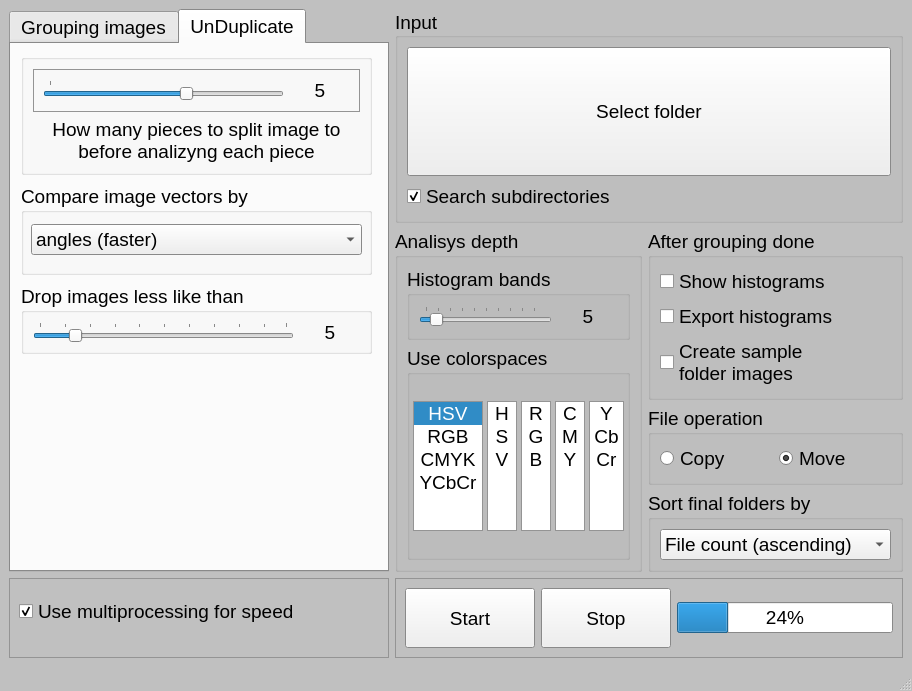
Old version of the form VisImSorter.ui in the repository FuhrerStein/VisImSorter2.
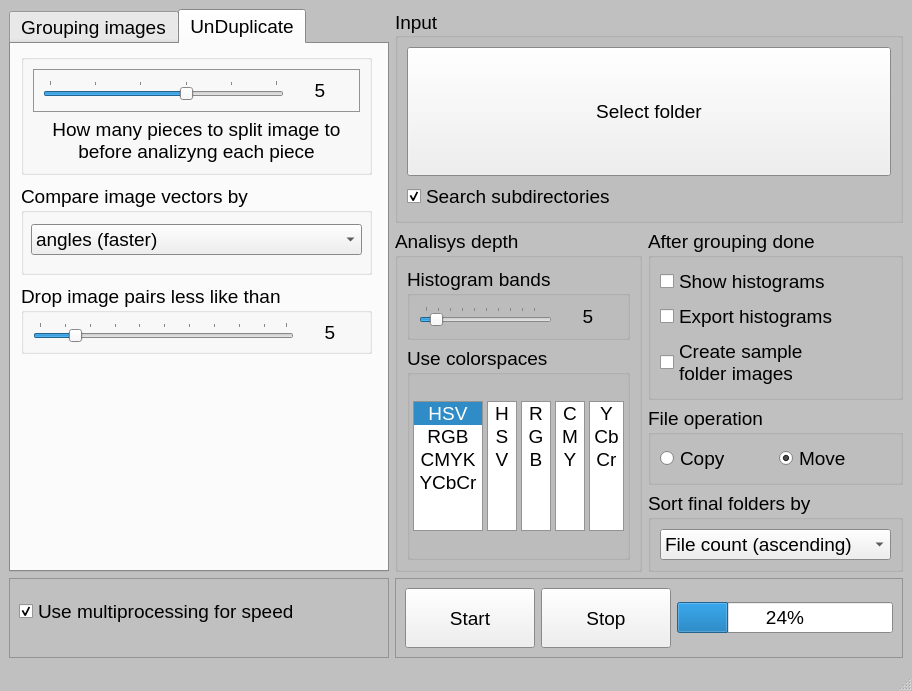
New version of the form.

Diff of the .ui file:
```diff
--- a/VisImSorter.ui
+++ b/VisImSorter.ui
@@ -1285,7 +1285,7 @@
                <enum>QSlider::TicksAbove</enum>
               </property>
               <property name="tickInterval">
-               <number>10</number>
+               <number>1</number>
               </property>
              </widget>
             </item>
@@ -1384,7 +1384,7 @@
          </rect>
         </property>
         <property name="title">
-         <string>Drop images less like than</string>
+         <string>Drop image pairs less like than</string>
         </property>
         <layout class="QHBoxLayout" name="horizontalLayout_10">
          <item>
```
